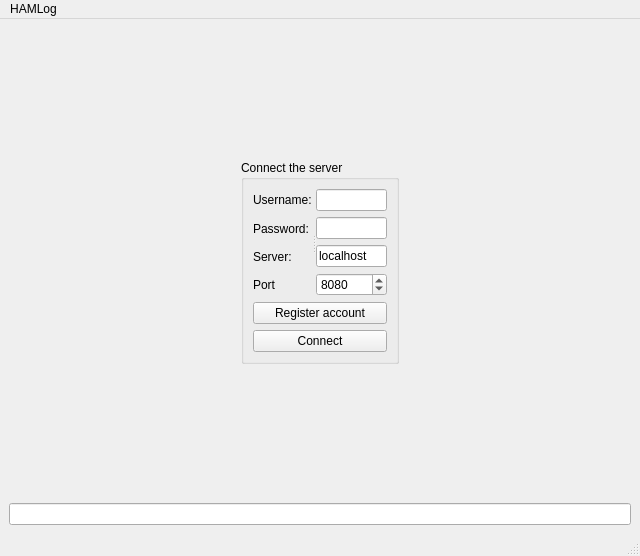
Old version of the form ui/qt/mainwindow.ui in the repository jankaluza/hamlog.
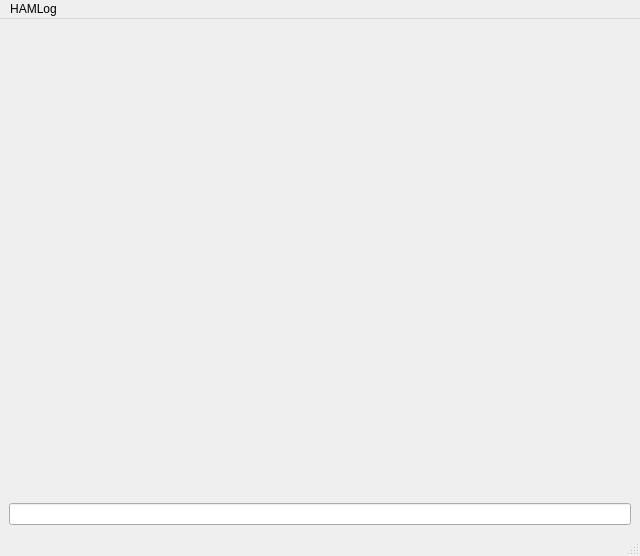
New version of the form. The open tabs and pages were chosen to show the change.

Diff of the .ui file:
```diff
--- a/ui/qt/mainwindow.ui
+++ b/ui/qt/mainwindow.ui
@@ -14,164 +14,13 @@
    <string>HAMLog</string>
   </property>
   <widget class="QWidget" name="centralwidget">
-   <layout class="QGridLayout" name="gridLayout_2">
-    <item row="2" column="0">
-     <widget class="QLineEdit" name="shell"/>
-    </item>
-    <item row="1" column="0">
+   <layout class="QGridLayout" name="gridLayout">
+    <item row="0" column="0">
      <widget class="QStackedWidget" name="stackedWidget">
       <property name="currentIndex">
        <number>1</number>
       </property>
-      <widget class="QWidget" name="page">
-       <layout class="QGridLayout" name="gridLayout_3">
-        <item row="0" column="1">
-         <spacer name="verticalSpacer">
-          <property name="orientation">
-           <enum>Qt::Vertical</enum>
-          </property>
-          <property name="sizeHint" stdset="0">
-           <size>
-            <width>20</width>
-            <height>152</height>
-           </size>
-          </property>
-         </spacer>
-        </item>
-        <item row="1" column="0">
-         <spacer name="horizontalSpacer">
-          <property name="orientation">
-           <enum>Qt::Horizontal</enum>
-          </property>
-          <property name="sizeHint" stdset="0">
-           <size>
-            <width>256</width>
-            <height>20</height>
-           </size>
-          </property>
-         </spacer>
-        </item>
-        <item row="1" column="1">
-         <widget class="QGroupBox" name="groupBox">
-          <property name="title">
-           <string>Connect the server</string>
-          </property>
-          <layout class="QGridLayout" name="gridLayout">
-           <item row="0" column="0">
-            <widget class="QSplitter" name="splitter">
-             <property name="orientation">
-              <enum>Qt::Horizontal</enum>
-             </property>
-             <widget class="QWidget" name="layoutWidget">
-              <layout class="QVBoxLayout" name="verticalLayout">
-               <item>
-                <widget class="QLabel" name="label">
-                 <property name="text">
-                  <string>Username:</string>
-                 </property>
-                </widget>
-               </item>
-               <item>
-                <widget class="QLabel" name="label_2">
-                 <property name="text">
-                  <string>Password:</string>
-                 </property>
-                </widget>
-               </item>
-               <item>
-                <widget class="QLabel" name="label_3">
-                 <property name="text">
-                  <string>Server:</string>
-                 </property>
-                </widget>
-               </item>
-               <item>
-                <widget class="QLabel" name="label_4">
-                 <property name="text">
-                  <string>Port</string>
-                 </property>
-                </widget>
-               </item>
-              </layout>
-             </widget>
-             <widget class="QWidget" name="layoutWidget">
-              <layout class="QVBoxLayout" name="verticalLayout_2">
-               <item>
-                <widget class="QLineEdit" name="username"/>
-               </item>
-               <item>
-                <widget class="QLineEdit" name="password">
-                 <property name="echoMode">
-                  <enum>QLineEdit::Password</enum>
-                 </property>
-                </widget>
-               </item>
-               <item>
-                <widget class="QLineEdit" name="server">
-                 <property name="text">
-                  <string>localhost</string>
-                 </property>
-                </widget>
-               </item>
-               <item>
-                <widget class="QSpinBox" name="port">
-                 <property name="maximum">
-                  <number>65535</number>
-                 </property>
-                 <property name="value">
-                  <number>8080</number>
-                 </property>
-                </widget>
-               </item>
-              </layout>
-             </widget>
-            </widget>
-           </item>
-           <item row="2" column="0">
-            <widget class="QPushButton" name="connectServer">
-             <property name="text">
-              <string>Connect</string>
-             </property>
-            </widget>
-           </item>
-           <item row="1" column="0">
-            <widget class="QPushButton" name="registerAccount">
-             <property name="text">
-              <string>Register account</string>
-             </property>
-            </widget>
-           </item>
-          </layout>
-         </widget>
-        </item>
-        <item row="1" column="2">
-         <spacer name="horizontalSpacer_2">
-          <property name="orientation">
-           <enum>Qt::Horizontal</enum>
-          </property>
-          <property name="sizeHint" stdset="0">
-           <size>
-            <width>256</width>
-            <height>20</height>
-           </size>
-          </property>
-         </spacer>
-        </item>
-        <item row="2" column="1">
-         <spacer name="verticalSpacer_2">
-          <property name="orientation">
-           <enum>Qt::Vertical</enum>
-          </property>
-          <property name="sizeHint" stdset="0">
-           <size>
-            <width>20</width>
-            <height>152</height>
-           </size>
-          </property>
-         </spacer>
-        </item>
-       </layout>
-      </widget>
+      <widget class="QWidget" name="page"/>
       <widget class="QWidget" name="page_2">
        <layout class="QGridLayout" name="gridLayout_4">
         <item row="1" column="0" colspan="2">
@@ -207,6 +56,9 @@
       </widget>
      </widget>
     </item>
+    <item row="1" column="0">
+     <widget class="QLineEdit" name="shell"/>
+    </item>
    </layout>
   </widget>
   <widget class="QMenuBar" name="menubar">
```
